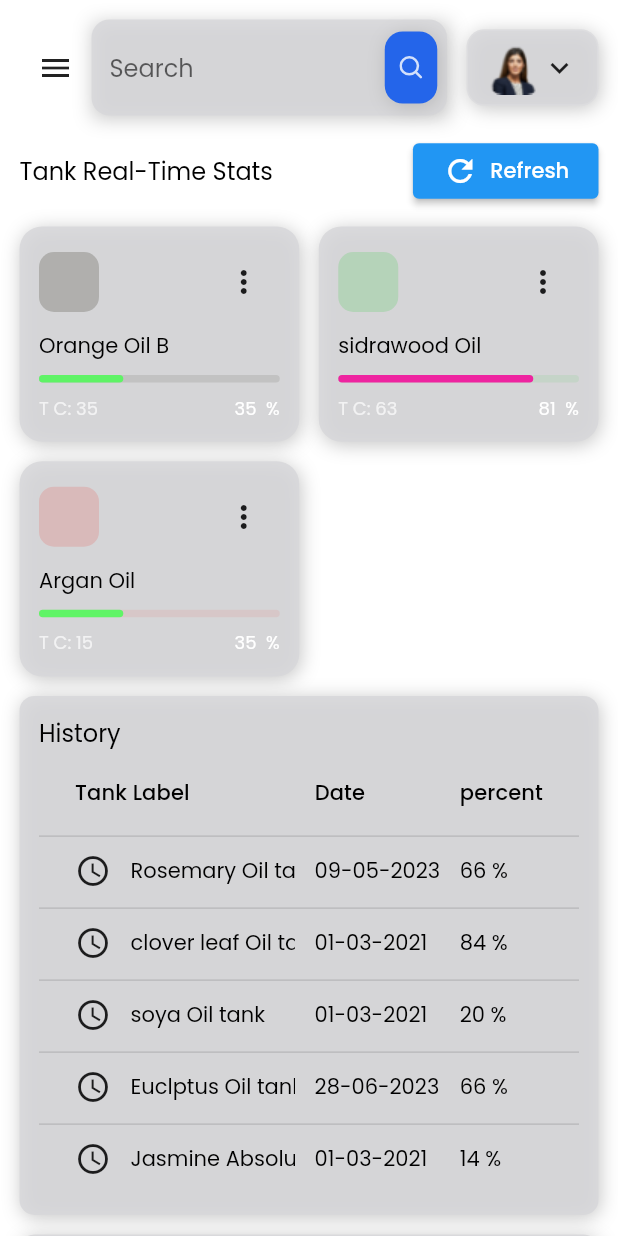
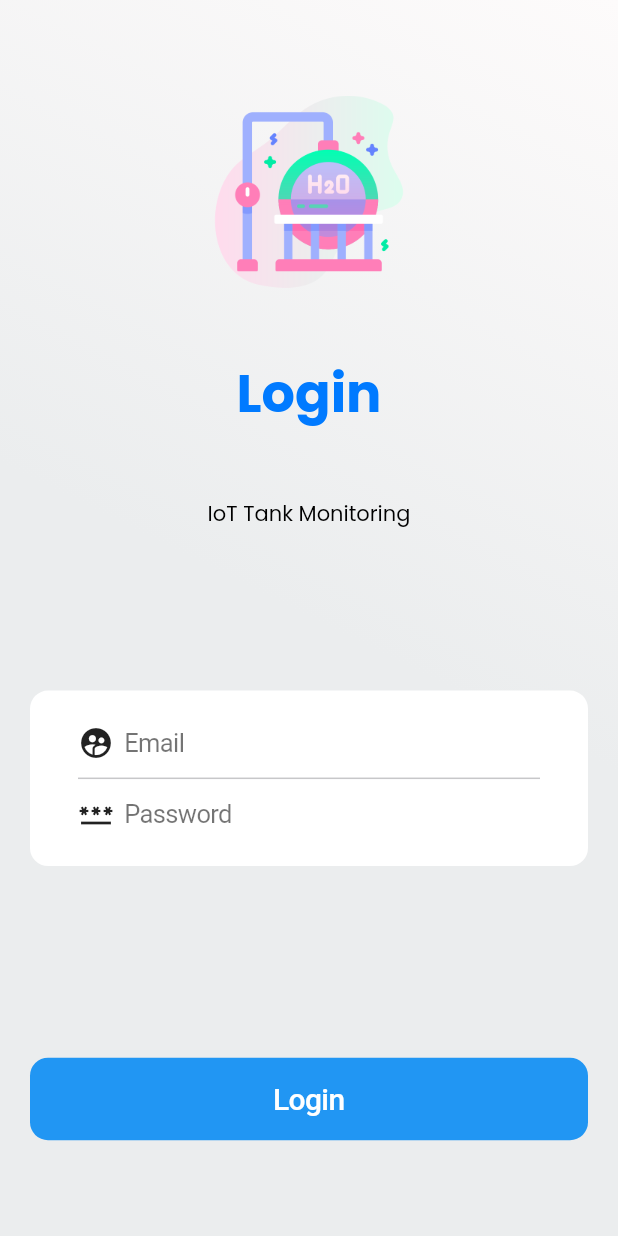
Before and after one commit to EslamYasser-Dev/IoTProject, a Flutter app: the screen it shows after launch, on a phone screen of 412 x 824 dp. Run offline on Flutter 3.47's test engine with Material 2 defaults, Android fonts, the phone set to English and light mode, and no system bars; our stand-ins replace bloc, dio, fl_chart, flutter_svg, google_fonts, sensors_plus; missing offline and left inert: environment_sensors, gradients, mqtt_client; project files that could hold a hidden picture were left out.

Commit message:
handle signin UI

```diff
--- a/lib/cubit/tank_state.dart
+++ b/lib/cubit/tank_state.dart
@@ -9,3 +9,7 @@ class TankLoaded extends TankState{
   final List<Tank> tanks;
   TankLoaded(this.tanks);
 }
+
+class TankAlert extends TankState{
+
+}
--- a/lib/main.dart
+++ b/lib/main.dart
@@ -1,6 +1,7 @@
 import 'package:tanks/constants.dart';
 import 'package:tanks/controllers/MenuAppController.dart';
 import 'package:tanks/repos/tankRepo.dart';
+import 'package:tanks/screens/main/login.dart';
 import 'package:tanks/screens/main/main_screen.dart';
 import 'package:flutter/material.dart';
 import 'package:google_fonts/google_fonts.dart';
@@ -17,18 +18,22 @@ class MyApp extends StatelessWidget {
   late TankCubit tankCubit;
   late TankRepo tankRepo;
 
+
   MyApp({super.key});
 
   // This widget is the root of your application.
   @override
   Widget build(BuildContext context) {
     return MaterialApp(
+      initialRoute:"Login_Screen",
+      routes: {'login_screen': (context) => LoginScreen(),
+                'main_screen': (context) => MainScreen(),
+      },
       debugShowCheckedModeBanner: false,
       title: 'Industrial Tanks Summary',
       theme: ThemeData.light().copyWith(
-        scaffoldBackgroundColor: bgColor,
         textTheme: GoogleFonts.poppinsTextTheme(Theme.of(context).textTheme)
-            .apply(bodyColor: Color.fromARGB(255, 0, 0, 0)),
+            .apply(bodyColor: Color.fromARGB(255, 0, 0, 0),),
         canvasColor: secondaryColor,
       ),
       home: MultiProvider(
@@ -37,7 +42,7 @@ class MyApp extends StatelessWidget {
             create: (context) => MenuAppController(),
           ),
         ],
-        child: MainScreen(),
+        child:LoginScreen(), //MainScreen(),
       ),
     );
   }
--- a/lib/screens/dashboard/components/Tank_info_card.dart
+++ b/lib/screens/dashboard/components/Tank_info_card.dart
@@ -1,8 +1,9 @@
 import 'package:tanks/models/TotalSummaryModel.dart';
 import 'package:flutter/material.dart';
+import 'package:tanks/web_services/mqtt_clientHandlier.dart';
 import '../../../constants.dart';
 
-class RealTimeTankStat extends StatelessWidget {
+class RealTimeTankStat extends StatefulWidget {
   const RealTimeTankStat({
     Key? key,
     required this.info,
@@ -10,13 +11,19 @@ class RealTimeTankStat extends StatelessWidget {
 
   final TotalSummary info;
 
+  initState() {
+    MqttGetData();
+  }
+  State<RealTimeTankStat> createState() => _RealTimeTankStatState();
+}
 
-
+class _RealTimeTankStatState extends State<RealTimeTankStat> {
   @override
   Widget build(BuildContext context) {
     return Container(
       padding: const EdgeInsets.all(defaultPadding),
-      decoration: const BoxDecoration(
+      decoration:  BoxDecoration(
+        gradient: gradient,
         boxShadow: defualtShadow,
         color: secondaryColor,
         borderRadius: BorderRadius.all(Radius.circular(15)),
@@ -33,7 +40,7 @@ class RealTimeTankStat extends StatelessWidget {
                 height: 40,
                 width: 40,
                 decoration: BoxDecoration(
-                  color: info.color!.withOpacity(0.2),
+                  color: widget.info.color!.withOpacity(0.2),
                   borderRadius: const BorderRadius.all(Radius.circular(10)),
                 ),
               ),
@@ -44,30 +51,30 @@ class RealTimeTankStat extends StatelessWidget {
             ],
           ),
           Text(
-            info.tankLabel.toString(), //api
+            widget.info.tankLabel.toString(), //api
             maxLines: 1,
             overflow: TextOverflow.ellipsis,
           ),
           ProgressLine(
-            color: info.color,
-            percentage: int.parse(info.percentage.toString()),
+            color: widget.info.color,
+            percentage: int.parse(widget.info.percentage.toString()),
           ),
           Row(
             mainAxisAlignment: MainAxisAlignment.spaceBetween,
             children: [
               Text(
-                "T C: ${info.temperature.toString()} ",
+                "${widget.info.temperature.toString()} C",
                 style: Theme.of(context)
                     .textTheme
-                    .bodySmall!
-                    .copyWith(color: const Color.fromARGB(179, 255, 255, 255)),
+                    .bodyMedium!
+                    .copyWith(color: Color.fromARGB(255, 0, 0, 0)),
               ),
               Text(
-                "${info.percentage.toString()}  %",
+                "${widget.info.percentage.toString()}  %",
                 style: Theme.of(context)
                     .textTheme
-                    .bodySmall!
-                    .copyWith(color: Colors.white),
+                    .bodyMedium!
+                    .copyWith(color: const Color.fromARGB(255, 0, 0, 0)),
               ),
             ],
           )
@@ -76,7 +83,6 @@ class RealTimeTankStat extends StatelessWidget {
     );
   }
 }
-
 class ProgressLine extends StatelessWidget {
   ProgressLine({
     Key? key,
@@ -91,9 +97,10 @@ class ProgressLine extends StatelessWidget {
 //this controls bar color according to tank filling percentage to keep it from 15 ~ 75
   Color? statex(double percentage) {
     if (percentage > 70) {
-      color = Color.fromARGB(255, 238, 36, 160);
+      color = Color.fromARGB(255, 255, 131, 148);
+
     } else if (percentage < 20) {
-      color = const Color.fromARGB(247, 255, 255, 255);
+      color = Color.fromARGB(247, 255, 255, 255);
     } else {
       color = const Color.fromARGB(247, 92, 245, 99);
     }
@@ -116,10 +123,10 @@ class ProgressLine extends StatelessWidget {
           builder: (context, constraints) => Container(
             width:
                 constraints.maxWidth * (percentage!.toDouble() / 100), //el Bar
-            height: 5,
+            height: 8,
             decoration: BoxDecoration(
-              color: statex(percentage!.toDouble()),
               borderRadius: const BorderRadius.all(Radius.circular(10)),
+             color: statex(percentage!.toDouble()),
             ),
           ),
         ),
--- a/lib/screens/dashboard/components/header.dart
+++ b/lib/screens/dashboard/components/header.dart
@@ -3,9 +3,6 @@ import 'package:tanks/responsive.dart';
 import 'package:flutter/material.dart';
 import 'package:flutter_svg/flutter_svg.dart';
 import 'package:provider/provider.dart';
-import 'dart:ui' as ui;
-
-
 import '../../../constants.dart';
 
 class Header extends StatelessWidget {
@@ -25,7 +22,9 @@ class Header extends StatelessWidget {
         if (!Responsive.isMobile(context))
           Text(
             "Tanks Mnangment",
-            style: Theme.of(context).textTheme.titleLarge,
+
+            style: TextStyle(shadows: defualtShadow,fontSize: 30.0,fontWeight: FontWeight.bold
+           )
           ),
         if (!Responsive.isMobile(context))
           Spacer(flex: Responsive.isDesktop(context) ? 2 : 1),
@@ -56,11 +55,9 @@ class ProfileCard extends StatelessWidget {
         border: Border.all(color: Colors.white10),
       ),
       child: Row(
+
         children: [
-          Image.asset(
-            "assets/images/profile_pic.png", //API pic
-            height: 36,
-          ),
+          Icon(Icons.verified_user,color: Colors.blueAccent,size: 36),
           if (!Responsive.isMobile(context))
           const Padding(
               padding:
@@ -102,8 +99,9 @@ class SearchField extends StatelessWidget {
             child: Container(
               padding:const EdgeInsets.all(defaultPadding * 0.75),
               margin:const EdgeInsets.symmetric(horizontal: defaultPadding / 2),
-              decoration:const BoxDecoration(
+              decoration: BoxDecoration(
                 color: primaryColor,
+                gradient:  bottonGradient,
                 borderRadius: BorderRadius.all(Radius.circular(12)),
                 boxShadow: defualtShadow,
               ),
--- a/lib/screens/dashboard/components/history_Area.dart
+++ b/lib/screens/dashboard/components/history_Area.dart
@@ -16,9 +16,10 @@ class _HistoryAreaState extends State<HistoryArea> {
     return Container(
 
       padding: const EdgeInsets.all(defaultPadding),
-      decoration: const BoxDecoration(
+      decoration:  BoxDecoration(
 
         boxShadow: defualtShadow,
+        gradient: gradient,
         color: secondaryColor,
         borderRadius: BorderRadius.all(Radius.circular(10)),
       ),
--- a/lib/screens/dashboard/components/my_fields.dart
+++ b/lib/screens/dashboard/components/my_fields.dart
@@ -27,7 +27,7 @@ class _My_FieldsState extends State<My_Fields> {
           mainAxisAlignment: MainAxisAlignment.spaceBetween,
           children: [
             Text(
-              "Tank Real-Time Stats",
+              "Tanks Real time Stats",
               style: Theme.of(context).textTheme.titleMedium,
             ),
             ElevatedButton.icon(
--- a/lib/screens/dashboard/components/storage_details.dart
+++ b/lib/screens/dashboard/components/storage_details.dart
@@ -5,9 +5,7 @@ import 'chart.dart';
 import 'storage_info_card.dart';
 
 class StorageDetails extends StatelessWidget {
-  const StorageDetails({
-    Key? key,
-  }) : super(key: key);
+
 
   @override
   Widget build(BuildContext context) {
@@ -32,25 +30,25 @@ class StorageDetails extends StatelessWidget {
           SizedBox(height: defaultPadding),
           Chart(),
           StorageInfoCard(
-            svgSrc: "assets/icons/Documents.svg",
+            svgSrc: "",
             title: "Milk Tank", //api
             amountOfFiles: "85 Litre", //api
             numOfFiles: 1328,
           ),
           StorageInfoCard(
-            svgSrc: "assets/icons/media.svg",
+            svgSrc: "",
             title: "Media Files",
             amountOfFiles: "15.3GB",
             numOfFiles: 1328,
           ),
           StorageInfoCard(
-            svgSrc: "assets/icons/folder.svg",
+            svgSrc: "",
             title: "Other Files",
             amountOfFiles: "1.3GB",
             numOfFiles: 1328,
           ),
           StorageInfoCard(
-            svgSrc: "assets/icons/unknown.svg",
+            svgSrc: "",
             title: "Unknown",
             amountOfFiles: "1.3GB",
             numOfFiles: 140,
--- /dev/null
+++ b/lib/screens/main/login.dart
@@ -0,0 +1,125 @@
+import 'package:flutter/cupertino.dart';
+import 'package:flutter/material.dart';
+
+import '../../constants.dart';
+
+class LoginScreen extends StatefulWidget {
+  @override
+  State<LoginScreen> createState() => _LoginScreenState();
+}
+
+class _LoginScreenState extends State<LoginScreen> {
+  @override
+  void initState() {
+    super.initState();
+  }
+
+  _login() {
+    try {
+      setState(() {
+        if (usrname == 'eslamqotb' && pwd == '123456') {
+          isLoggedIN = true;
+          Navigator.pushNamed(context, 'main_screen');
+        } else {
+          print("username wrong");
+        }
+      });
+    } catch (err) {
+      print(err);
+    }
+  }
+
+  late String usrname, pwd;
+  bool isLoggedIN = false;
+
+  @override
+  Widget build(BuildContext context) {
+    return Scaffold(
+      backgroundColor: CupertinoColors.secondarySystemFill,
+      body: Container(
+        decoration: BoxDecoration(gradient: gradient),
+        child: Padding(
+          padding: const EdgeInsets.all(20),
+          child: Column(
+            crossAxisAlignment: CrossAxisAlignment.center,
+            mainAxisAlignment: MainAxisAlignment.spaceEvenly,
+            children: [
+
+                  Image.asset('assets/loginlogo.png',height: 128,width: 128, scale: 2.5,),
+
+              const Text(
+                'Login',
+                style: TextStyle(
+                    color: CupertinoColors.activeBlue,
+                    fontSize: 35,
+                    fontWeight: FontWeight.bold),
+              ),const Text("IoT Tank Monitoring"),
+              const SizedBox(
+                height: 19,
+              ),
+              Container(
+                decoration: BoxDecoration(
+                  color: CupertinoColors.systemBackground,
+                  borderRadius: BorderRadius.circular(12),
+                ),
+                padding: const EdgeInsets.all(12),
+                child: Column(
+                  children: [
+                    CupertinoTextFormFieldRow(
+                      onChanged: (value) {
+                        usrname = value;
+                      },
+                      prefix: const Center(
+                          child: Icon(Icons.supervised_user_circle_sharp)),
+                      placeholder: 'Email',
+                      placeholderStyle: TextStyle(
+                          color: CupertinoColors.darkBackgroundGray
+                              .withOpacity(0.6)),
+                      keyboardType: TextInputType.emailAddress,
+                      keyboardAppearance: Brightness.dark,
+                    ),
+                    Container(
+                      margin: const EdgeInsets.symmetric(horizontal: 20),
+                      decoration: const BoxDecoration(
+                          border: Border(
+                              top: BorderSide(
+                                  color: CupertinoColors.separator))),
+                    ),
+                    CupertinoTextFormFieldRow(
+                      onChanged: (value) {
+                        pwd = value;
+                      },
+                      prefix: const Center(child: Icon(Icons.password_sharp)),
+                      obscureText: true,
+                      placeholder: 'Password',
+                      placeholderStyle: TextStyle(
+                          color: CupertinoColors.darkBackgroundGray
+                              .withOpacity(0.6)),
+                      keyboardType: TextInputType.emailAddress,
+                      keyboardAppearance: Brightness.dark,
+                    ),
+                  ],
+                ),
+              ),
+              const SizedBox(
+                height: 40,
+              ),
+              SizedBox(
+                  width: MediaQuery.of(context).size.width,
+                  child: CupertinoButton.filled(
+                      child: const FittedBox(
+                        child: Text(
+                          'Login',
+                          style: TextStyle(
+                              fontWeight: FontWeight.w500, fontSize: 20),
+                        ),
+                      ),
+                      onPressed: _login)
+                      ),
+            ],
+          ),
+        ),
+      ),
+    );
+  }
+}
--- a/pubspec.yaml
+++ b/pubspec.yaml
@@ -10,7 +10,7 @@ dependencies:
   all_sensors2: ^1.0.1
   bloc: ^8.1.2
   dio: ^5.3.0
-  environment_sensors: ^0.2.0
+  environment_sensors: ^0.3.0
   firebase_database: ^10.2.4
   fl_chart: ^0.63.0
   flutter:
@@ -21,6 +21,7 @@ dependencies:
   gradients: ^0.1.1+2
   meta: ^1.9.1
   mqtt_client: ^10.0.0
+  ndialog: ^4.3.1
   provider: ^6.0.5
   sensors_plus: ^3.0.2
 
@@ -54,3 +55,4 @@ flutter:
   assets:
     - assets/images/
     - assets/icons/
+    - assets/loginlogo.png
```
Also changed, not shown: lib/approuter.dart (added, +30 -0 lines), lib/constants.dart (+35 -10 lines), lib/cubit/tank_cubit.dart (+15 -0 lines), lib/screens/main/main_screen.dart (+21 -3 lines), lib/web_services/mqtt_clientHandlier.dart (+9 -5 lines), assets/loginlogo.png (added), pubspec.lock.
